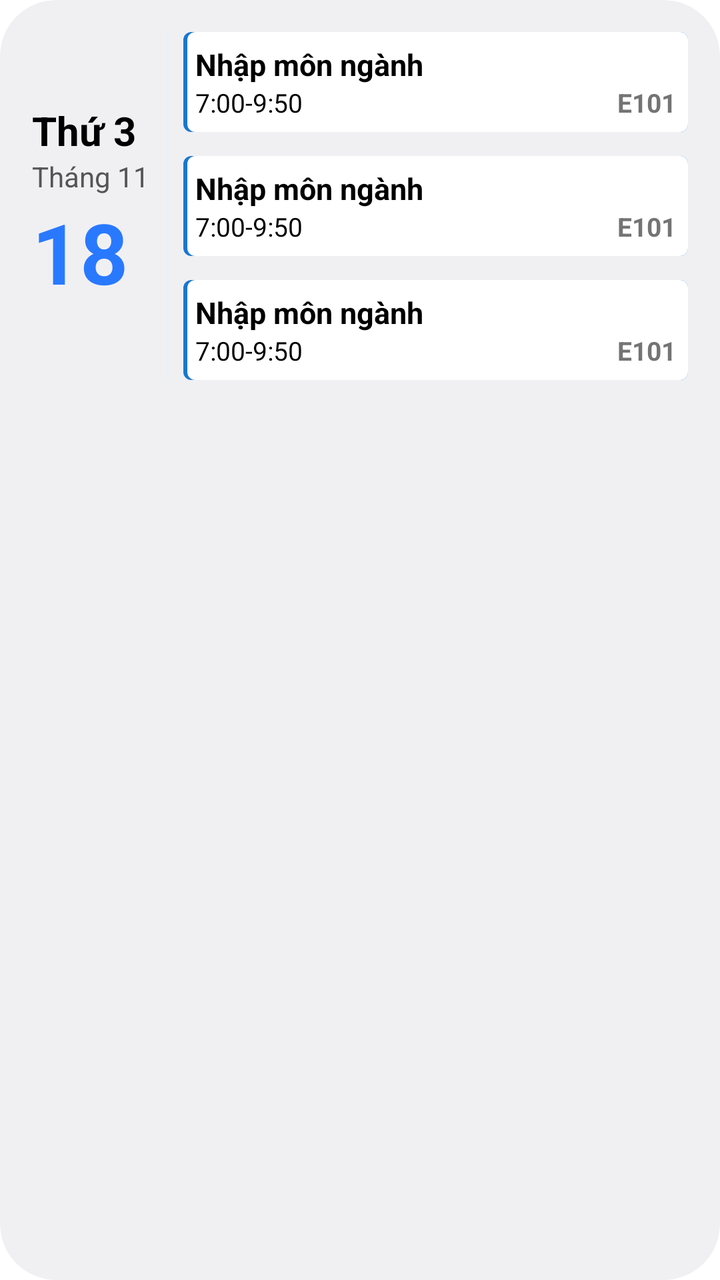
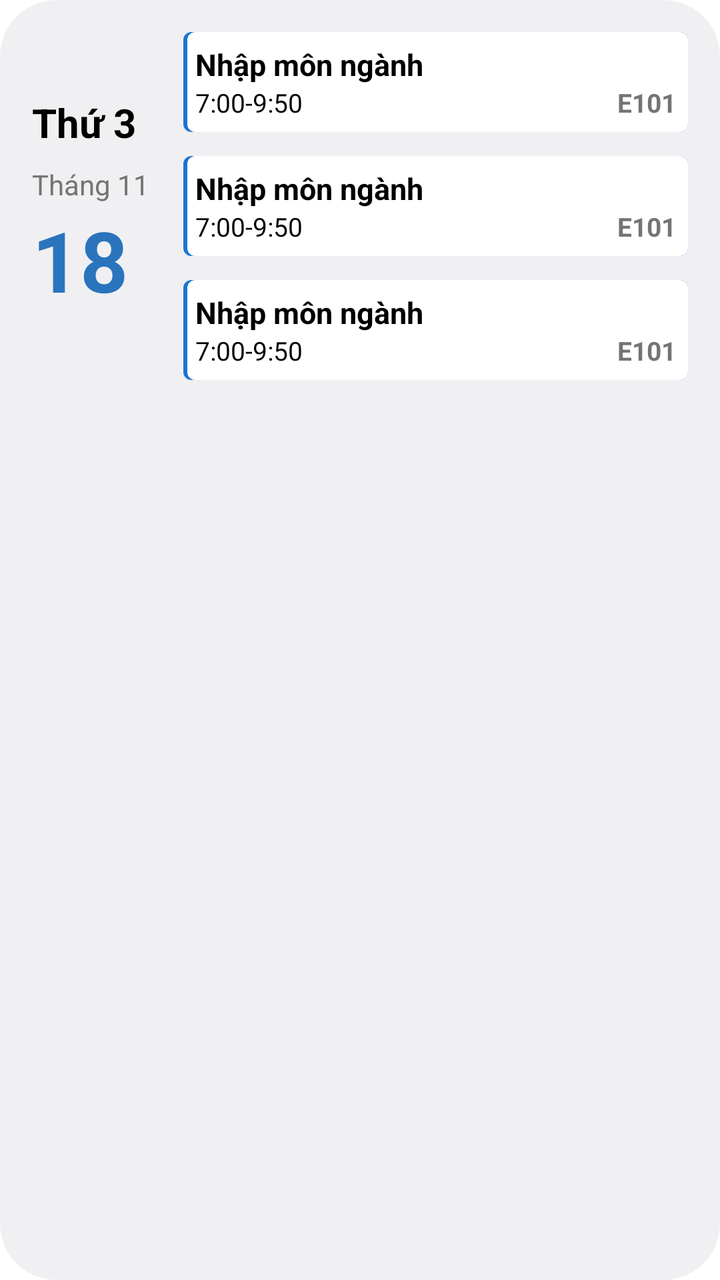

Screens rendered from an Android XML layout before and after an edit, with the pre-edit source and the edit as a unified diff.
<!-- AndroidManifest.xml: fallback theme Theme.MaterialComponents.DayNight.NoActionBar -->
<!-- res/layout/schedule_widget_preview.xml -->
<RelativeLayout
	xmlns:android="http://schemas.android.com/apk/res/android"
    style="@style/Widget.Android.AppWidget.Container"
    android:layout_width="match_parent"
    android:layout_height="match_parent"
    android:theme="@style/Theme.Android.AppWidgetContainer">
	<LinearLayout
        android:id="@+id/scheduleContainerPreview"
        android:orientation="horizontal"
        android:layout_width="match_parent"
        android:layout_height="wrap_content"
        android:baselineAligned="false"
        android:gravity="center_vertical">
		<LinearLayout
            android:id="@+id/date_sectionPreview"
            android:orientation="vertical"
            android:layout_width="wrap_content"
            android:layout_height="wrap_content">
			<TextView
                android:id="@+id/tvWeekdayPreview"
                android:layout_width="wrap_content"
                android:layout_height="wrap_content"
                android:text="@string/schedule_widget_weekday"
                android:contentDescription="@string/schedule_widget_weekday"
                android:textSize="20sp"
                android:textStyle="bold"
                android:textColor="#000000"/>
			<TextView
                android:id="@+id/tvMonthPreview"
                android:layout_width="wrap_content"
                android:layout_height="wrap_content"
                android:text="@string/schedule_widget_month"
                android:contentDescription="@string/schedule_widget_month"
                android:textSize="14sp"
                android:textColor="#555555"/>
			<TextView
                android:id="@+id/tvDayPreview"
                android:layout_width="wrap_content"
                android:layout_height="wrap_content"
                android:text="@string/schedule_widget_day"
                android:contentDescription="@string/schedule_widget_day"
                android:textSize="42sp"
                android:textStyle="bold"
                android:textColor="#2979FF"/>
		</LinearLayout>

		<LinearLayout
            android:orientation="vertical"
            android:layout_width="wrap_content"
            android:layout_height="match_parent"
            android:paddingStart="8dp"
            android:paddingEnd="8dp">
                <LinearLayout
                android:id="@+id/divider"
                android:orientation="vertical"
                android:layout_width="1dp"
                android:layout_height="match_parent"
                android:background="#E7F1F9" />
        </LinearLayout>

		<LinearLayout
        android:id="@+id/llScheduleItems"
        android:orientation="vertical"
        android:layout_width="0dp"
        android:layout_weight="1"
        android:layout_height="wrap_content">
			
			<LinearLayout
            android:orientation="vertical"
            android:layout_width="match_parent"
            android:layout_height="wrap_content"
            android:padding="6dp"
            android:layout_marginBottom="12dp"
            android:background="@drawable/schedule_item_bg">
				<TextView
                android:id="@+id/tvSubjectName1"
                android:layout_width="wrap_content"
                android:layout_height="wrap_content"
                android:text="@string/schedule_widget_subject_name"
                android:contentDescription="@string/schedule_widget_subject_name"
                android:textSize="15sp"
                android:textStyle="bold"
                android:textColor="#000000" />
				<RelativeLayout
                android:layout_width="match_parent"
                android:layout_height="wrap_content">
					<TextView
                    android:id="@+id/tvTime1"
                    android:layout_width="wrap_content"
                    android:layout_height="wrap_content"
                    android:layout_alignParentStart="true"
                    android:text="@string/schedule_widget_time"
                    android:contentDescription="@string/schedule_widget_time"
                    android:textSize="13sp"
                    android:textColor="#000000"
                    android:ellipsize="end"
                    android:maxLines="1" />
					<TextView
                    android:id="@+id/tvRoom1"
                    android:layout_width="wrap_content"
                    android:layout_height="wrap_content"
                    android:layout_alignParentEnd="true"
                    android:text="@string/schedule_widget_room"
                    android:contentDescription="@string/schedule_widget_room"
                    android:textSize="13sp"
                    android:textStyle="bold"
                    android:textColor="#747474"
                    android:ellipsize="start"
                    android:maxLines="1"/>
				</RelativeLayout>
			</LinearLayout>
			
			<LinearLayout
            android:orientation="vertical"
            android:layout_width="match_parent"
            android:layout_height="wrap_content"
            android:padding="6dp"
            android:layout_marginBottom="12dp"
            android:background="@drawable/schedule_item_bg">
				<TextView
                android:id="@+id/tvSubjectName2"
                android:layout_width="wrap_content"
                android:layout_height="wrap_content"
                android:text="@string/schedule_widget_subject_name"
                android:contentDescription="@string/schedule_widget_subject_name"
                android:textSize="15sp"
                android:textStyle="bold"
                android:textColor="#000000" />
				<RelativeLayout
                android:layout_width="match_parent"
                android:layout_height="wrap_content">
					<TextView
                    android:id="@+id/tvTime2"
                    android:layout_width="wrap_content"
                    android:layout_height="wrap_content"
                    android:layout_alignParentStart="true"
                    android:text="@string/schedule_widget_time"
                    android:contentDescription="@string/schedule_widget_time"
                    android:textSize="13sp"
                    android:textColor="#000000"
                    android:ellipsize="end"
                    android:maxLines="1" />
					<TextView
                    android:id="@+id/tvRoom2"
                    android:layout_width="wrap_content"
                    android:layout_height="wrap_content"
                    android:layout_alignParentEnd="true"
                    android:text="@string/schedule_widget_room"
                    android:contentDescription="@string/schedule_widget_room"
                    android:textSize="13sp"
                    android:textStyle="bold"
                    android:textColor="#747474"
                    android:ellipsize="start"
                    android:maxLines="1"/>
				</RelativeLayout>
			</LinearLayout>
			
			<LinearLayout
            android:orientation="vertical"
            android:layout_width="match_parent"
            android:layout_height="wrap_content"
            android:padding="6dp"
            android:background="@drawable/schedule_item_bg">
				<TextView
                android:id="@+id/tvSubjectName3"
                android:layout_width="wrap_content"
                android:layout_height="wrap_content"
                android:text="@string/schedule_widget_subject_name"
                android:contentDescription="@string/schedule_widget_subject_name"
                android:textSize="15sp"
                android:textStyle="bold"
                android:textColor="#000000" />
				<RelativeLayout
                android:layout_width="match_parent"
                android:layout_height="wrap_content">
					<TextView
                    android:id="@+id/tvTime3"
                    android:layout_width="wrap_content"
                    android:layout_height="wrap_content"
                    android:layout_alignParentStart="true"
                    android:text="@string/schedule_widget_time"
                    android:contentDescription="@string/schedule_widget_time"
                    android:textSize="13sp"
                    android:textColor="#000000"
                    android:ellipsize="end"
                    android:maxLines="1" />
					<TextView
                    android:id="@+id/tvRoom3"
                    android:layout_width="wrap_content"
                    android:layout_height="wrap_content"
                    android:layout_alignParentEnd="true"
                    android:text="@string/schedule_widget_room"
                    android:contentDescription="@string/schedule_widget_room"
                    android:textSize="13sp"
                    android:textStyle="bold"
                    android:textColor="#747474"
                    android:ellipsize="start"
                    android:maxLines="1"/>
				</RelativeLayout>
			</LinearLayout>
		</LinearLayout>
	</LinearLayout>
</RelativeLayout>
<!-- resources referenced by this layout -->
<resources>
  <!-- drawable schedule_item_bg (drawable) -->
  <?xml version="1.0" encoding="utf-8"?>
  <layer-list xmlns:android="http://schemas.android.com/apk/res/android">
  
      
      <item>
          <shape android:shape="rectangle">
              <solid android:color="#1976D2" />
              <corners android:radius="4dp" />
          </shape>
      </item>
  
      
      <item android:left="2dp">  
          <shape android:shape="rectangle">
              <solid android:color="#FFFFFF" />
              <corners android:radius="4dp" />
          </shape>
      </item>
  
  </layer-list>
  <string name="schedule_widget_day">18</string>
  <string name="schedule_widget_month">Tháng 11</string>
  <string name="schedule_widget_room">E101</string>
  <string name="schedule_widget_subject_name">Nhập môn ngành</string>
  <string name="schedule_widget_time">7:00-9:50</string>
  <string name="schedule_widget_weekday">Thứ 3</string>
  <style name="Theme.Android.AppWidgetContainer" parent="Theme.Android.AppWidgetContainerParent">
          
          <item name="appWidgetPadding">16dp</item>
      </style>
  <style name="Widget.Android.AppWidget.Container" parent="android:Widget">
          <item name="android:id">@android:id/background</item>
          <item name="android:background">?android:attr/colorBackground</item>
      </style>
  <style name="Theme.Android.AppWidgetContainerParent" parent="@android:style/Theme.DeviceDefault">
          
          <item name="appWidgetRadius">16dp</item>
          
          <item name="appWidgetInnerRadius">8dp</item>
      </style>
</resources>

<!-- the commit's change to res/layout/schedule_widget_preview.xml (unified diff, before → after) -->
@@ -29,10 +29,11 @@
                 android:id="@+id/tvMonthPreview"
                 android:layout_width="wrap_content"
                 android:layout_height="wrap_content"
+                android:layout_marginTop="8dp"
                 android:text="@string/schedule_widget_month"
                 android:contentDescription="@string/schedule_widget_month"
                 android:textSize="14sp"
-                android:textColor="#555555"/>
+                android:textColor="#747474"/>
 			<TextView
                 android:id="@+id/tvDayPreview"
                 android:layout_width="wrap_content"
@@ -41,7 +42,7 @@
                 android:contentDescription="@string/schedule_widget_day"
                 android:textSize="42sp"
                 android:textStyle="bold"
-                android:textColor="#2979FF"/>
+                android:textColor="#2A74BD"/>
 		</LinearLayout>
 
 		<LinearLayout
